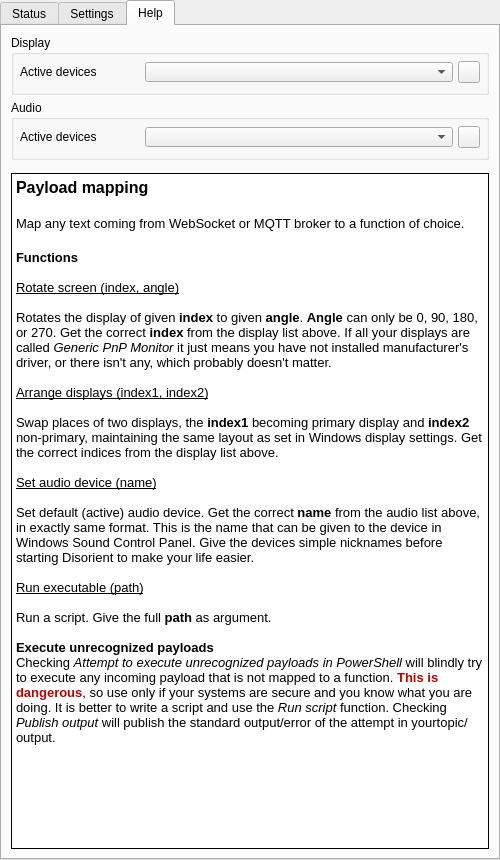
Old version of the form forms/mainwindow.ui in the repository stuomas/disorient.
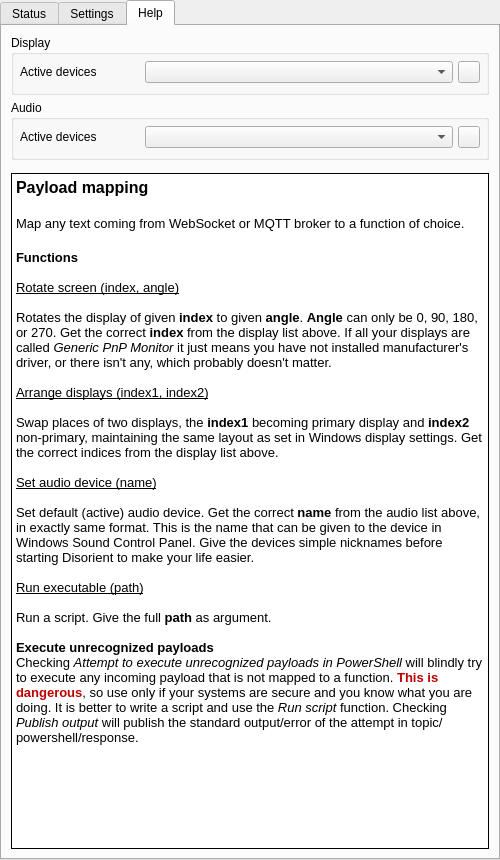
New version of the form. The open tabs and pages were chosen to show the change. Icons and pictures are not drawn.

Commit message: Refactor function output publishing

Patch:
```diff
--- a/forms/mainwindow.ui
+++ b/forms/mainwindow.ui
@@ -873,7 +873,7 @@
              <item>
               <widget class="QComboBox" name="comboBoxDisplayList">
                <property name="sizePolicy">
-                <sizepolicy hsizetype="Expanding" vsizetype="Fixed">
+                <sizepolicy hsizetype="Expanding" vsizetype="Preferred">
                  <horstretch>0</horstretch>
                  <verstretch>0</verstretch>
                 </sizepolicy>
@@ -887,7 +887,7 @@
                <property name="maximumSize">
                 <size>
                  <width>2000</width>
-                 <height>20</height>
+                 <height>30</height>
                 </size>
                </property>
                <property name="baseSize">
@@ -1022,7 +1022,7 @@
              <item>
               <widget class="QComboBox" name="comboBoxAudioList">
                <property name="sizePolicy">
-                <sizepolicy hsizetype="Expanding" vsizetype="Fixed">
+                <sizepolicy hsizetype="Expanding" vsizetype="Preferred">
                  <horstretch>0</horstretch>
                  <verstretch>0</verstretch>
                 </sizepolicy>
@@ -1030,7 +1030,7 @@
                <property name="maximumSize">
                 <size>
                  <width>2000</width>
-                 <height>20</height>
+                 <height>30</height>
                 </size>
                </property>
               </widget>
@@ -1130,7 +1130,7 @@
 &lt;p style=&quot; margin-top:0px; margin-bottom:0px; margin-left:0px; margin-right:0px; -qt-block-indent:0; text-indent:0px;&quot;&gt;&lt;span style=&quot; font-size:10pt;&quot;&gt;Run a script. Give the full &lt;/span&gt;&lt;span style=&quot; font-size:10pt; font-weight:600;&quot;&gt;path&lt;/span&gt;&lt;span style=&quot; font-size:10pt;&quot;&gt; as argument.&lt;/span&gt;&lt;/p&gt;
 &lt;p style=&quot;-qt-paragraph-type:empty; margin-top:0px; margin-bottom:0px; margin-left:0px; margin-right:0px; -qt-block-indent:0; text-indent:0px; font-size:10pt;&quot;&gt;&lt;br /&gt;&lt;/p&gt;
 &lt;p style=&quot; margin-top:0px; margin-bottom:0px; margin-left:0px; margin-right:0px; -qt-block-indent:0; text-indent:0px;&quot;&gt;&lt;span style=&quot; font-size:10pt; font-weight:600;&quot;&gt;Execute unrecognized payloads&lt;/span&gt;&lt;/p&gt;
-&lt;p style=&quot; margin-top:0px; margin-bottom:0px; margin-left:0px; margin-right:0px; -qt-block-indent:0; text-indent:0px;&quot;&gt;&lt;span style=&quot; font-size:10pt;&quot;&gt;Checking &lt;/span&gt;&lt;span style=&quot; font-size:10pt; font-style:italic;&quot;&gt;Attempt to execute unrecognized payloads in PowerShell &lt;/span&gt;&lt;span style=&quot; font-size:10pt;&quot;&gt;will blindly try to execute any incoming payload that is not mapped to a function.&lt;/span&gt;&lt;span style=&quot; font-size:10pt; color:#bc0000;&quot;&gt; &lt;/span&gt;&lt;span style=&quot; font-size:10pt; font-weight:600; color:#bc0000;&quot;&gt;This is dangerous&lt;/span&gt;&lt;span style=&quot; font-size:10pt;&quot;&gt;, so use only if your systems are secure and you know what you are doing. It is better to write a script and use the &lt;/span&gt;&lt;span style=&quot; font-size:10pt; font-style:italic;&quot;&gt;Run script&lt;/span&gt;&lt;span style=&quot; font-size:10pt;&quot;&gt; function. Checking &lt;/span&gt;&lt;span style=&quot; font-size:10pt; font-style:italic;&quot;&gt;Publish output &lt;/span&gt;&lt;span style=&quot; font-size:10pt;&quot;&gt;will publish the standard output/error of the attempt in yourtopic/output.&lt;/span&gt;&lt;/p&gt;&lt;/body&gt;&lt;/html&gt;</string>
+&lt;p style=&quot; margin-top:0px; margin-bottom:0px; margin-left:0px; margin-right:0px; -qt-block-indent:0; text-indent:0px;&quot;&gt;&lt;span style=&quot; font-size:10pt;&quot;&gt;Checking &lt;/span&gt;&lt;span style=&quot; font-size:10pt; font-style:italic;&quot;&gt;Attempt to execute unrecognized payloads in PowerShell &lt;/span&gt;&lt;span style=&quot; font-size:10pt;&quot;&gt;will blindly try to execute any incoming payload that is not mapped to a function.&lt;/span&gt;&lt;span style=&quot; font-size:10pt; color:#bc0000;&quot;&gt; &lt;/span&gt;&lt;span style=&quot; font-size:10pt; font-weight:600; color:#bc0000;&quot;&gt;This is dangerous&lt;/span&gt;&lt;span style=&quot; font-size:10pt;&quot;&gt;, so use only if your systems are secure and you know what you are doing. It is better to write a script and use the &lt;/span&gt;&lt;span style=&quot; font-size:10pt; font-style:italic;&quot;&gt;Run script&lt;/span&gt;&lt;span style=&quot; font-size:10pt;&quot;&gt; function. Checking &lt;/span&gt;&lt;span style=&quot; font-size:10pt; font-style:italic;&quot;&gt;Publish output &lt;/span&gt;&lt;span style=&quot; font-size:10pt;&quot;&gt;will publish the standard output/error of the attempt in topic/powershell/response.&lt;/span&gt;&lt;/p&gt;&lt;/body&gt;&lt;/html&gt;</string>
           </property>
          </widget>
         </item>
```
Left out of the diff: 4 changed lines with no effect on the pictures. The commit also changes 14 other files.
